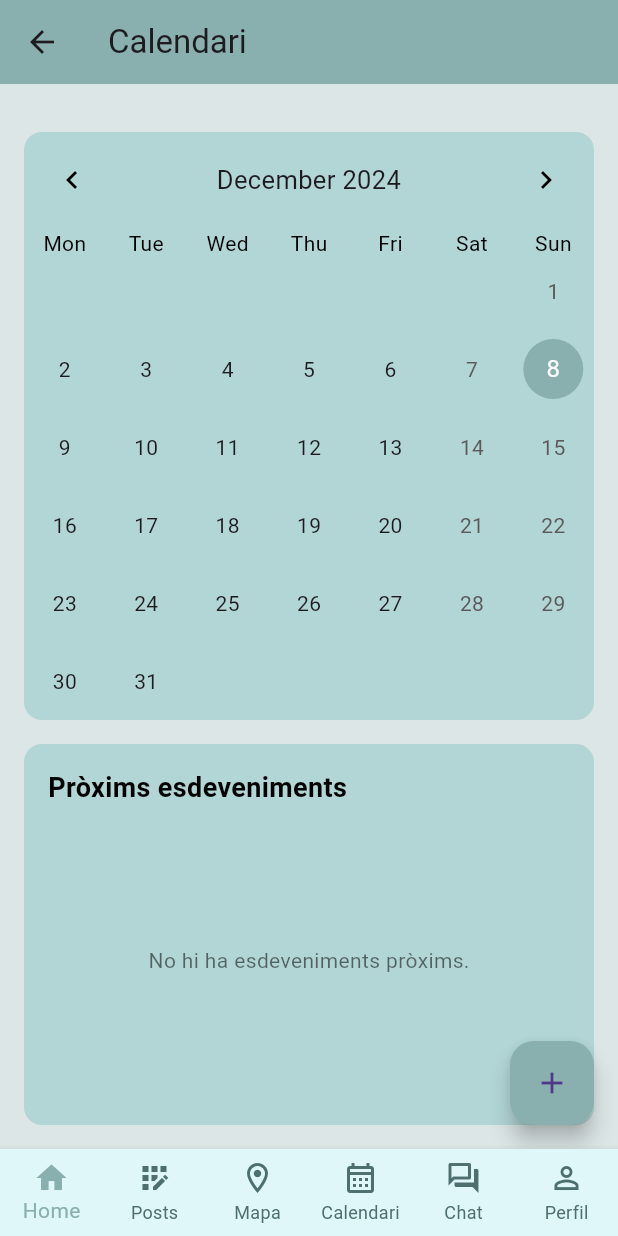
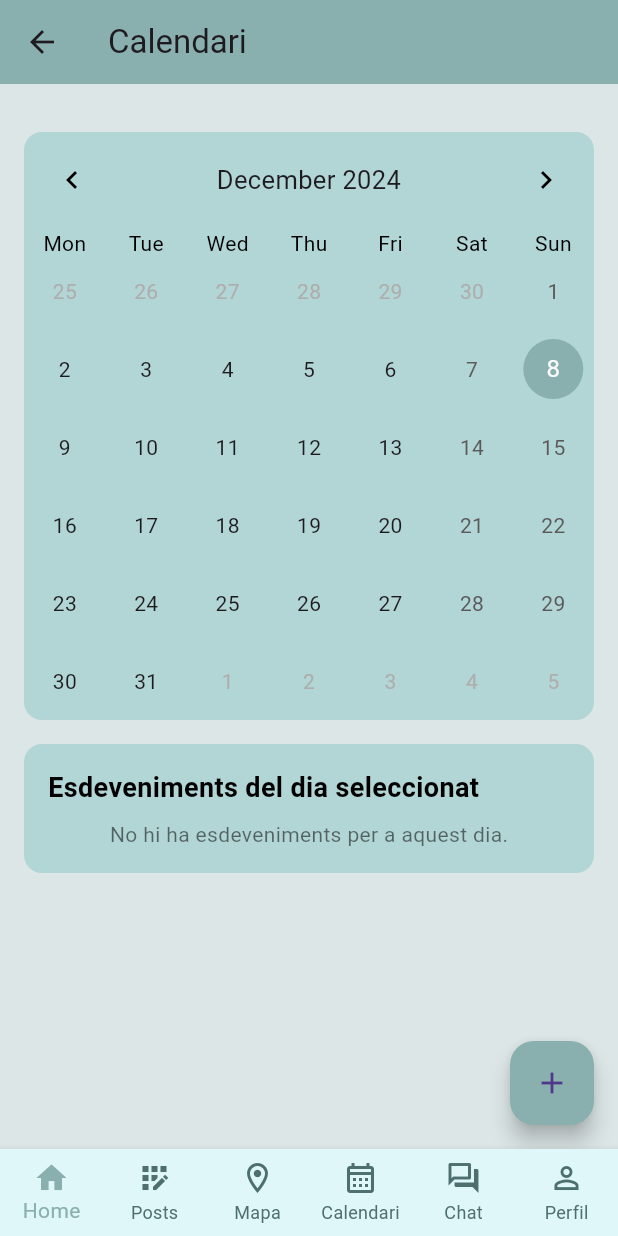
Before and after one commit to mayravm26/Frontend_minimo2, a Flutter app: the CalendarScreen screen opened by its route, on a phone screen of 412 x 824 dp. Run offline on Flutter 3.47's test engine with Material 3 defaults, Android fonts, the phone set to English and light mode, and no system bars; drawn by our look-alikes of table_calendar; our stand-ins replace dio, get; accounts and stored records are empty; network calls fail.

Commit message:
v.2 Esdeveniments calendari

```diff
--- a/lib/screen/calendarScreen.dart
+++ b/lib/screen/calendarScreen.dart
@@ -1,31 +1,10 @@
 import 'package:flutter/material.dart';
+import 'package:get/get.dart';
 import 'package:table_calendar/table_calendar.dart';
+import 'package:flutter_application_1/controllers/eventController.dart';
 
-class CalendarScreen extends StatefulWidget {
-  @override
-  _CalendarScreenState createState() => _CalendarScreenState();
-}
-
-class _CalendarScreenState extends State<CalendarScreen> {
-  late DateTime _selectedDay;
-  late DateTime _focusedDay;
-  List<Map<String, dynamic>> _events = [];
-
-  @override
-  void initState() {
-    super.initState();
-    _selectedDay = DateTime.now();
-    _focusedDay = _selectedDay;
-    fetchEventsFromDatabase();
-  }
-
-  // Obté els esdeveniments des de la base de dades
-  void fetchEventsFromDatabase() async {
-    // Aquesta funció hauria d'obtindre esdeveniments reals des de la teva base de dades
-    setState(() {
-      _events = []; // Substitueix per dades reals de la base de dades
-    });
-  }
+class CalendarScreen extends StatelessWidget {
+  final EventController eventController = Get.put(EventController()); // Connecta el controlador
 
   @override
   Widget build(BuildContext context) {
@@ -35,13 +14,14 @@ class _CalendarScreenState extends State<CalendarScreen> {
         title: Text("Calendari"),
         backgroundColor: Color(0xFF89AFAF), // Color de la barra superior
       ),
-      body: Padding(
+      body: SingleChildScrollView(
+        child: Padding(
           padding: const EdgeInsets.all(16.0),
           child: Column(
             children: [
               SizedBox(height: 16), // Separació amb el calendari
               // Calendari
-            Container(
+              Obx(() => Container(
                     decoration: BoxDecoration(
                       color: Color(0xFFB2D5D5), // Color del fons del calendari
                       borderRadius: BorderRadius.circular(12), // Corbes suaus
@@ -49,19 +29,13 @@ class _CalendarScreenState extends State<CalendarScreen> {
                     child: TableCalendar(
                       firstDay: DateTime.utc(2020, 01, 01),
                       lastDay: DateTime.utc(2030, 12, 31),
-                focusedDay: _focusedDay,
+                      focusedDay: eventController.focusedDay.value,
                       startingDayOfWeek: StartingDayOfWeek.monday, // Setmana comença dilluns
-                selectedDayPredicate: (day) => isSameDay(_selectedDay, day),
-                onDaySelected: (selectedDay, focusedDay) {
-                  setState(() {
-                    _selectedDay = selectedDay;
-                    _focusedDay = focusedDay;
-                  });
-                },
+                      selectedDayPredicate: (day) =>
+                          isSameDay(eventController.selectedDay.value, day),
+                      onDaySelected: eventController.onDaySelected, // Gestiona la selecció amb el controlador
                       onPageChanged: (focusedDay) {
-                  setState(() {
-                    _focusedDay = focusedDay;
-                  });
+                        eventController.focusedDay.value = focusedDay;
                       },
                       calendarStyle: CalendarStyle(
                         selectedDecoration: BoxDecoration(
@@ -69,7 +43,7 @@ class _CalendarScreenState extends State<CalendarScreen> {
                           shape: BoxShape.circle,
                         ),
                         todayDecoration: BoxDecoration(
-                    color: Color.fromARGB(255, 31, 130, 130), // Color del dia d'avui
+                          color: Color(0xFF89AFAF), // Color del dia d'avui
                           shape: BoxShape.circle,
                         ),
                         defaultDecoration: BoxDecoration(
@@ -78,25 +52,32 @@ class _CalendarScreenState extends State<CalendarScreen> {
                         weekendDecoration: BoxDecoration(
                           shape: BoxShape.circle,
                         ),
-                  outsideDaysVisible: false, // Amagar dies fora del mes
-                  cellMargin: EdgeInsets.all(6), // Separació entre cel·les
+                        markerDecoration: BoxDecoration(
+                          color: Colors.purpleAccent, // Color per als dies amb esdeveniments
+                          shape: BoxShape.circle,
+                        ),
                       ),
                       headerStyle: HeaderStyle(
                         formatButtonVisible: false,
                         titleCentered: true,
-                  leftChevronIcon: Icon(Icons.chevron_left, color: Colors.black),
-                  rightChevronIcon: Icon(Icons.chevron_right, color: Colors.black),
+                        leftChevronIcon:
+                            Icon(Icons.chevron_left, color: Colors.black),
+                        rightChevronIcon:
+                            Icon(Icons.chevron_right, color: Colors.black),
                       ),
                       daysOfWeekStyle: DaysOfWeekStyle(
                         weekdayStyle: TextStyle(color: Colors.black),
                         weekendStyle: TextStyle(color: Colors.black),
                       ),
+                      eventLoader: (day) =>
+                          eventController.getEventsForDay(day), // Marca els dies amb esdeveniments
                     ),
-            ),
+                  )),
               SizedBox(height: 16),
-            // Llista d'esdeveniments
-            Expanded(
-              child: Container(
+              // Llista d'esdeveniments per al dia seleccionat
+              Obx(() {
+                final selectedEvents = eventController.getEventsForDay(eventController.selectedDay.value);
+                return Container(
                   decoration: BoxDecoration(
                     color: Color(0xFFB2D5D5), // Color del fons
                     borderRadius: BorderRadius.circular(12),
@@ -106,7 +87,7 @@ class _CalendarScreenState extends State<CalendarScreen> {
                     crossAxisAlignment: CrossAxisAlignment.start,
                     children: [
                       Text(
-                      "Pròxims esdeveniments",
+                        "Esdeveniments del dia seleccionat",
                         style: TextStyle(
                           fontSize: 18,
                           fontWeight: FontWeight.bold,
@@ -114,38 +95,40 @@ class _CalendarScreenState extends State<CalendarScreen> {
                         ),
                       ),
                       SizedBox(height: 8),
-                    Expanded(
-                      child: _events.isEmpty
+                      selectedEvents.isEmpty
                           ? Center(
                               child: Text(
-                                "No hi ha esdeveniments pròxims.",
+                                "No hi ha esdeveniments per a aquest dia.",
                                 style: TextStyle(color: Colors.black54),
                               ),
                             )
                           : ListView.builder(
-                              itemCount: _events.length,
+                              shrinkWrap: true, // Impedeix que ocupi tot l'espai disponible
+                              physics: NeverScrollableScrollPhysics(), // Evita conflictes amb el scroll principal
+                              itemCount: selectedEvents.length,
                               itemBuilder: (context, index) {
-                                final event = _events[index];
+                                final event = selectedEvents[index];
                                 return ListTile(
                                   contentPadding: EdgeInsets.zero,
                                   title: Text(
-                                    event['title'],
-                                    style: TextStyle(fontWeight: FontWeight.bold),
+                                    event.name,
+                                    style:
+                                        TextStyle(fontWeight: FontWeight.bold),
                                   ),
-                                  subtitle: Text(event['location']),
+                                  subtitle: Text(event.description),
                                   trailing: Text(
-                                    "${event['date'].day}/${event['date'].month}/${event['date'].year}",
+                                    "${event.date.hour}:${event.date.minute.toString().padLeft(2, '0')}",
                                     style: TextStyle(color: Colors.black54),
                                   ),
                                 );
                               },
                             ),
-                    ),
                     ],
                   ),
+                );
+              }),
+            ],
           ),
-            ),
-          ],
         ),
       ),
       floatingActionButton: FloatingActionButton(
--- a/lib/services/eventServices.dart
+++ b/lib/services/eventServices.dart
@@ -3,7 +3,7 @@ import 'dart:convert';
 import 'package:http/http.dart' as http;
 
 class EventService {
-  final String baseUrl = 'https://yourapi.com'; // La teva URL de l'API
+  final String baseUrl = 'http://127.0.0.1:3000/api'; // La teva URL de l'API
 
   // Mètode per obtenir tots els esdeveniments
   Future<List<EventModel>> getAllEvents() async {
```
Also changed, not shown: lib/controllers/eventController.dart (line endings or trailing spaces). Lines whose indentation alone changed are shown as unchanged.
